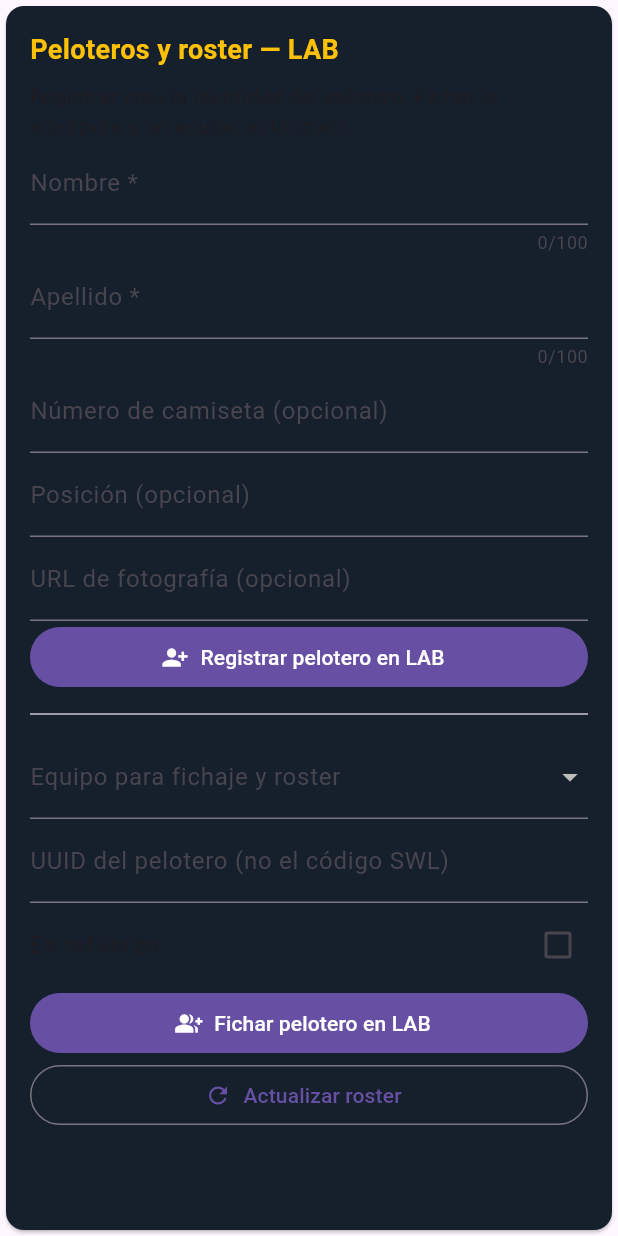
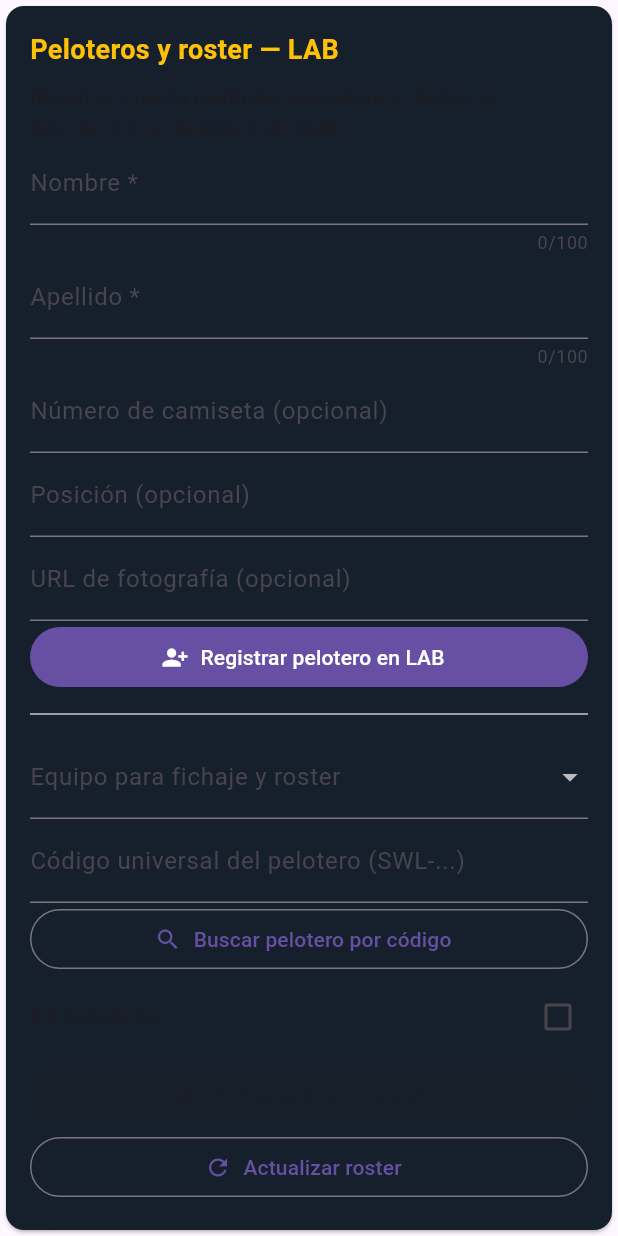
Before and after one commit to cuevas5406/softball-world-lineup, a Flutter app: the SwlPlayersLabPanel widget shown alone on an empty page, opened directly, on a phone screen of 412 x 824 dp. Run offline on Flutter 3.47's test engine with Material 3 defaults, Android fonts, the phone set to English and light mode, and no system bars; our stand-ins replace supabase_flutter; accounts and stored records are empty.

Commit message:
Update main.dart

```diff
--- a/lib/main.dart
+++ b/lib/main.dart
@@ -420,7 +420,9 @@ class _SwlPlayersLabPanelState extends State<SwlPlayersLabPanel> {
   final _jersey = TextEditingController();
   final _position = TextEditingController();
   final _photo = TextEditingController();
-  final _playerId = TextEditingController();
+  final _searchCode = TextEditingController();
+  Map<String, dynamic>? _selectedPlayer;
+  bool _searching = false;
   String? _teamId;
   bool _refuerzo = false;
   bool _busy = false;
@@ -498,7 +500,7 @@ class _SwlPlayersLabPanelState extends State<SwlPlayersLabPanel> {
       final id = row['v_player_id'] ?? row['player_id'] ?? row['id'];
       final universal = row['v_universal_id'] ?? row['universal_id'];
       setState(() {
-        if (id != null) _playerId.text = id.toString();
+        // No se ficha automáticamente: el usuario debe buscar y confirmar.
         _notice = 'Registro completado. ID: ${id ?? "no identificado"}. '
             'Código SWL: ${universal ?? "revisar respuesta"}. '
             'Para incorporarlo a un equipo utiliza Fichar pelotero.';
@@ -511,16 +513,49 @@ class _SwlPlayersLabPanelState extends State<SwlPlayersLabPanel> {
     }
   }
 
+  Future<void> _findPlayerByCode() async {
+    if (_busy || _searching) return;
+    final code = _searchCode.text.trim().toUpperCase();
+    setState(() { _selectedPlayer = null; _notice = null; });
+    if (!RegExp(r'^SWL-[A-Z0-9]+$').hasMatch(code)) {
+      setState(() => _notice = 'Escribe el código SWL completo del pelotero.');
+      return;
+    }
+    setState(() => _searching = true);
+    try {
+      final data = await Supabase.instance.client.rpc(
+        'swl_find_player', params: {'p_universal_id': code},
+      );
+      if (!mounted) return;
+      final row = data is List ? (data.isEmpty ? null : data.first) : data;
+      if (row is! Map) {
+        setState(() => _notice = 'No se encontró un pelotero con ese código.');
+        return;
+      }
+      final player = Map<String, dynamic>.from(row);
+      final id = player['player_id'] ?? player['id'];
+      if (id == null || !RegExp(r'^[0-9a-fA-F-]{36}$').hasMatch(id.toString())) {
+        throw StateError('La búsqueda no devolvió un identificador válido.');
+      }
+      setState(() => _selectedPlayer = player);
+    } catch (e) {
+      if (mounted) setState(() => _notice = 'No se pudo buscar el pelotero: $e');
+    } finally {
+      if (mounted) setState(() => _searching = false);
+    }
+  }
+
   Future<void> _sign() async {
     if (_busy) return;
     final team = _teamId;
-    final player = _playerId.text.trim();
-    if (team == null || !RegExp(r'^[0-9a-fA-F-]{36}$').hasMatch(player)) {
-      setState(() => _notice = 'Selecciona equipo e introduce un UUID de pelotero válido.');
+    final selected = _selectedPlayer;
+    final player = (selected?['player_id'] ?? selected?['id'])?.toString() ?? '';
+    if (team == null || selected == null || !RegExp(r'^[0-9a-fA-F-]{36}$').hasMatch(player)) {
+      setState(() => _notice = 'Selecciona equipo y busca un pelotero por su código SWL.');
       return;
     }
     if (!await _confirm('Confirmar fichaje',
-        '¿Fichar al pelotero $player en el equipo seleccionado? '
+        '¿Fichar a ${selected['first_name'] ?? ''} ${selected['last_name'] ?? ''} (${selected['universal_id'] ?? ''}) en el equipo seleccionado? '
         'Supabase verificará tus permisos. Refuerzo: ${_refuerzo ? "sí" : "no"}.')) return;
     if (!mounted) return;
     setState(() { _busy = true; _notice = null; });
@@ -543,7 +578,7 @@ class _SwlPlayersLabPanelState extends State<SwlPlayersLabPanel> {
 
   @override
   void dispose() {
-    for (final c in [_first, _last, _jersey, _position, _photo, _playerId]) {
+    for (final c in [_first, _last, _jersey, _position, _photo, _searchCode]) {
       c.dispose();
     }
     super.dispose();
@@ -585,11 +620,27 @@ class _SwlPlayersLabPanelState extends State<SwlPlayersLabPanel> {
               );
             },
           ),
-          TextField(controller: _playerId,
-              decoration: const InputDecoration(labelText: 'UUID del pelotero (no el código SWL)')),
+          TextField(
+            controller: _searchCode,
+            textCapitalization: TextCapitalization.characters,
+            onChanged: (_) => setState(() { _selectedPlayer = null; _notice = null; }),
+            decoration: const InputDecoration(labelText: 'Código universal del pelotero (SWL-...)'),
+          ),
+          OutlinedButton.icon(
+            onPressed: (_busy || _searching) ? null : _findPlayerByCode,
+            icon: const Icon(Icons.search),
+            label: Text(_searching ? 'Buscando...' : 'Buscar pelotero por código'),
+          ),
+          if (_selectedPlayer != null) Card(
+            child: ListTile(
+              leading: const Icon(Icons.person, color: Colors.amber),
+              title: Text('${_selectedPlayer!['first_name'] ?? ''} ${_selectedPlayer!['last_name'] ?? ''}'),
+              subtitle: Text('${_selectedPlayer!['universal_id'] ?? ''} · #${_selectedPlayer!['jersey_number'] ?? ''} · ${_selectedPlayer!['primary_position'] ?? ''}'),
+            ),
+          ),
           CheckboxListTile(contentPadding: EdgeInsets.zero, title: const Text('Es refuerzo'),
               value: _refuerzo, onChanged: _busy ? null : (v) => setState(() => _refuerzo = v ?? false)),
-          FilledButton.icon(onPressed: _busy ? null : _sign,
+          FilledButton.icon(onPressed: (_busy || _searching || _selectedPlayer == null || _teamId == null) ? null : _sign,
               icon: const Icon(Icons.group_add), label: const Text('Fichar pelotero en LAB')),
           OutlinedButton.icon(onPressed: _loadRoster,
               icon: const Icon(Icons.refresh), label: const Text('Actualizar roster')),
```
